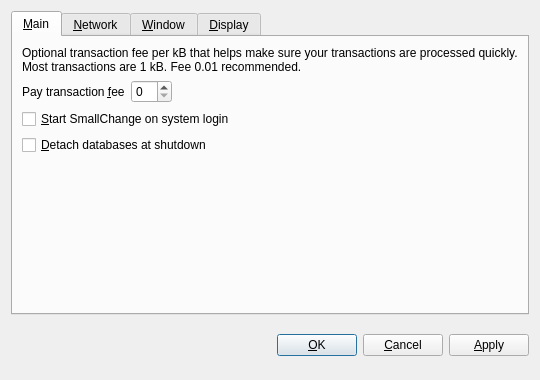
Qt form src/qt/forms/optionsdialog.ui (aelcoin/aelcoin) before a commit.
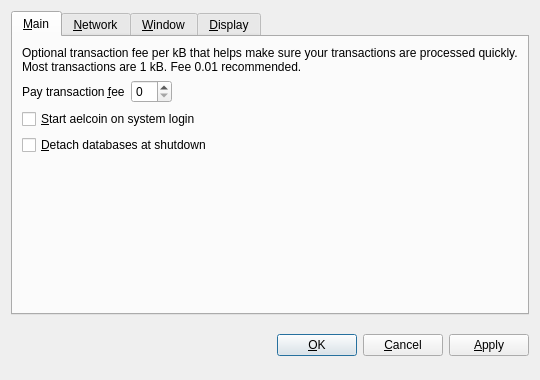
The same form after that commit. The open tabs and pages were chosen to show the change. Custom widgets are drawn as their Qt base class.

Diff of the .ui file:
```diff
--- a/src/qt/forms/optionsdialog.ui
+++ b/src/qt/forms/optionsdialog.ui
@@ -82,7 +82,7 @@
           <string>Automatically start SmallChange after logging in to the system.</string>
          </property>
          <property name="text">
-          <string>&amp;Start SmallChange on system login</string>
+          <string>&amp;Start aelcoin on system login</string>
          </property>
         </widget>
        </item>
```
Left out of the diff: 10 changed lines with no effect on the pictures.
